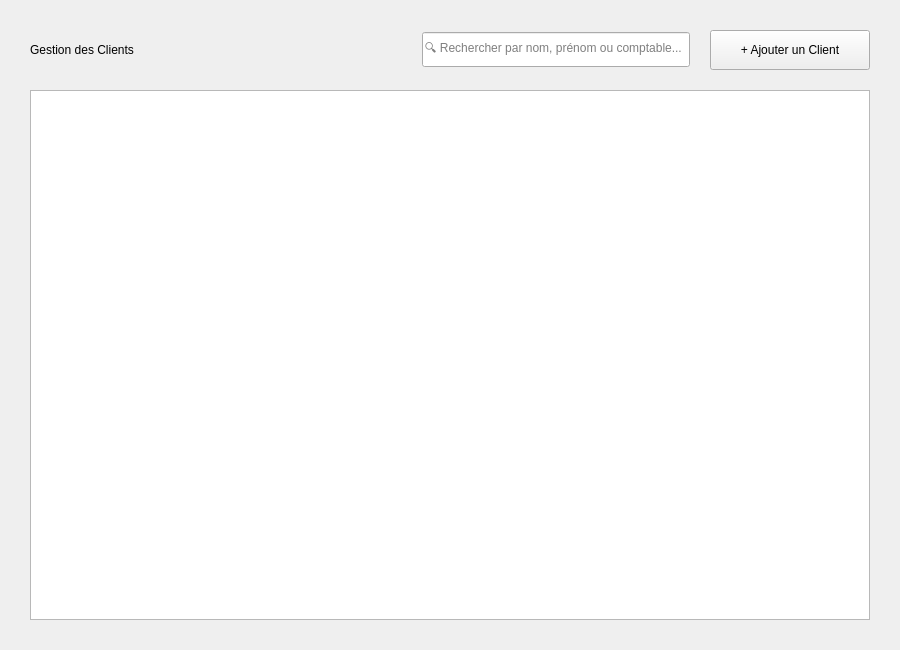
Before: the Qt Designer form ui/page_clients.ui in MarinaKamel-coder/CADS-desktop, drawn with Qt 5.
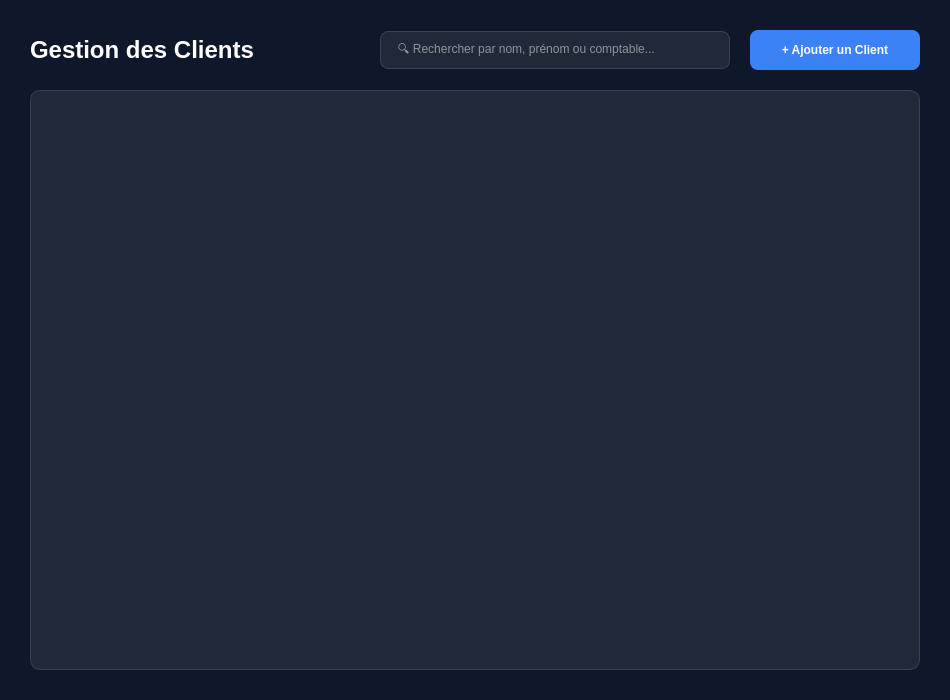
After: the same form once the commit is applied.

Commit message: feat(ui): mise à jour des pages pour la synchronisation hybride Web/Desktop

The edit to the form file:
```diff
--- a/ui/page_clients.ui
+++ b/ui/page_clients.ui
@@ -6,10 +6,48 @@
    <rect>
     <x>0</x>
     <y>0</y>
-    <width>900</width>
-    <height>650</height>
+    <width>950</width>
+    <height>700</height>
    </rect>
   </property>
+  <property name="styleSheet">
+   <string notr="true">
+    QWidget { background-color: #0f172a; color: #f8fafc; }
+    QLabel#lbl_title { font-size: 24px; font-weight: bold; color: white; }
+    
+    QLineEdit { 
+        background-color: #1f2937; 
+        border: 1px solid #374151; 
+        border-radius: 8px; 
+        padding: 5px 15px; 
+        color: white; 
+    }
+    QLineEdit:focus { border: 1px solid #3b82f6; }
+
+    QPushButton#btn_ajouter { 
+        background-color: #3b82f6; 
+        color: white; 
+        font-weight: bold; 
+        border-radius: 8px; 
+    }
+    QPushButton#btn_ajouter:hover { background-color: #2563eb; }
+
+    QTableWidget { 
+        background-color: #1f2937; 
+        border: 1px solid #374151; 
+        gridline-color: #374151; 
+        border-radius: 10px; 
+        selection-background-color: #334155;
+    }
+    QHeaderView::section { 
+        background-color: #111827; 
+        color: #9ca3af; 
+        padding: 10px; 
+        font-weight: bold; 
+        border: none; 
+    }
+   </string>
+  </property>
   <layout class="QVBoxLayout" name="verticalLayout">
    <property name="spacing">
     <number>20</number>
@@ -41,28 +79,19 @@
       </spacer>
      </item>
      <item>
-        <widget class="QLineEdit" name="input_search">
-        <property name="minimumSize">
-        <size>
-        <width>0</width>
-        <height>35</height>
-        </size>
-        </property>
-        <property name="placeholderText">
+      <widget class="QLineEdit" name="input_search">
+       <property name="minimumSize"><size><width>350</width><height>38</height></size></property>
+       <property name="placeholderText">
         <string>🔍 Rechercher par nom, prénom ou comptable...</string>
-        </property>
-        <property name="clearButtonEnabled">
-        <bool>true</bool>
-        </property>
-        </widget>
+       </property>
+       <property name="clearButtonEnabled"><bool>true</bool></property>
+      </widget>
      </item>
      <item>
       <widget class="QPushButton" name="btn_ajouter">
-       <property name="minimumSize">
-        <size>
-         <width>160</width>
-         <height>40</height>
-        </size>
+       <property name="minimumSize"><size><width>170</width><height>40</height></size></property>
+       <property name="cursor">
+        <cursorShape>PointingHandCursor</cursorShape>
        </property>
        <property name="text">
         <string>+ Ajouter un Client</string>
@@ -77,7 +106,12 @@
      <property name="selectionBehavior">
       <enum>QAbstractItemView::SelectRows</enum>
      </property>
+     <property name="selectionMode">
+      <enum>QAbstractItemView::SingleSelection</enum>
+     </property>
+     <property name="showGrid"><bool>false</bool></property>
      <attribute name="verticalHeaderVisible"><bool>false</bool></attribute>
+     <attribute name="horizontalHeaderStretchLastSection"><bool>true</bool></attribute>
     </widget>
    </item>
   </layout>
```
Left out of the diff: 23 changed lines with no effect on the pictures. The commit also changes 25 other files.
